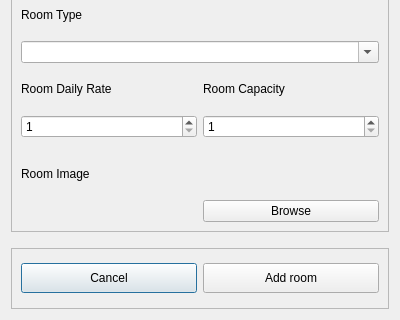
Before: the Qt Designer form ui_files/add_room_dialog.ui in xbryan25/hotel-management-system, drawn with Qt 5; both pictures show x 0 to 400 and y 145 to 465 of the 400 by 465 pixel window.
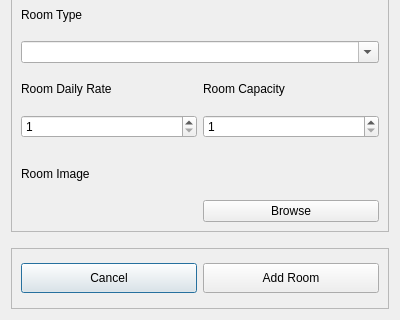
After: the same form once the commit is applied.

Commit message:
feat(add_room_dialog): add room details to db and copy selected image to room_images directory
Path: resources/icons/rooms_page/room_images

What changed in the file:
```diff
--- a/ui_files/add_room_dialog.ui
+++ b/ui_files/add_room_dialog.ui
@@ -92,7 +92,7 @@
          <cursorShape>PointingHandCursor</cursorShape>
         </property>
         <property name="text">
-         <string>Add room</string>
+         <string>Add Room</string>
         </property>
        </widget>
       </item>
```
The commit also changes 6 other files.
